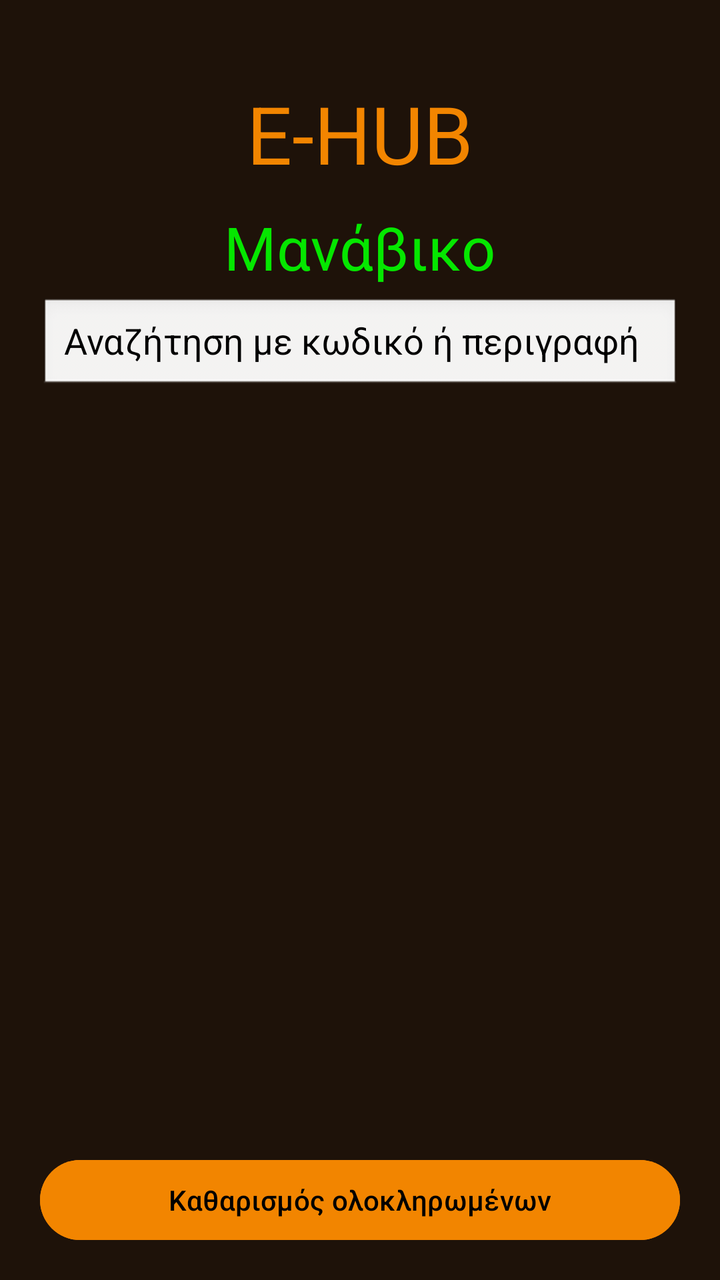
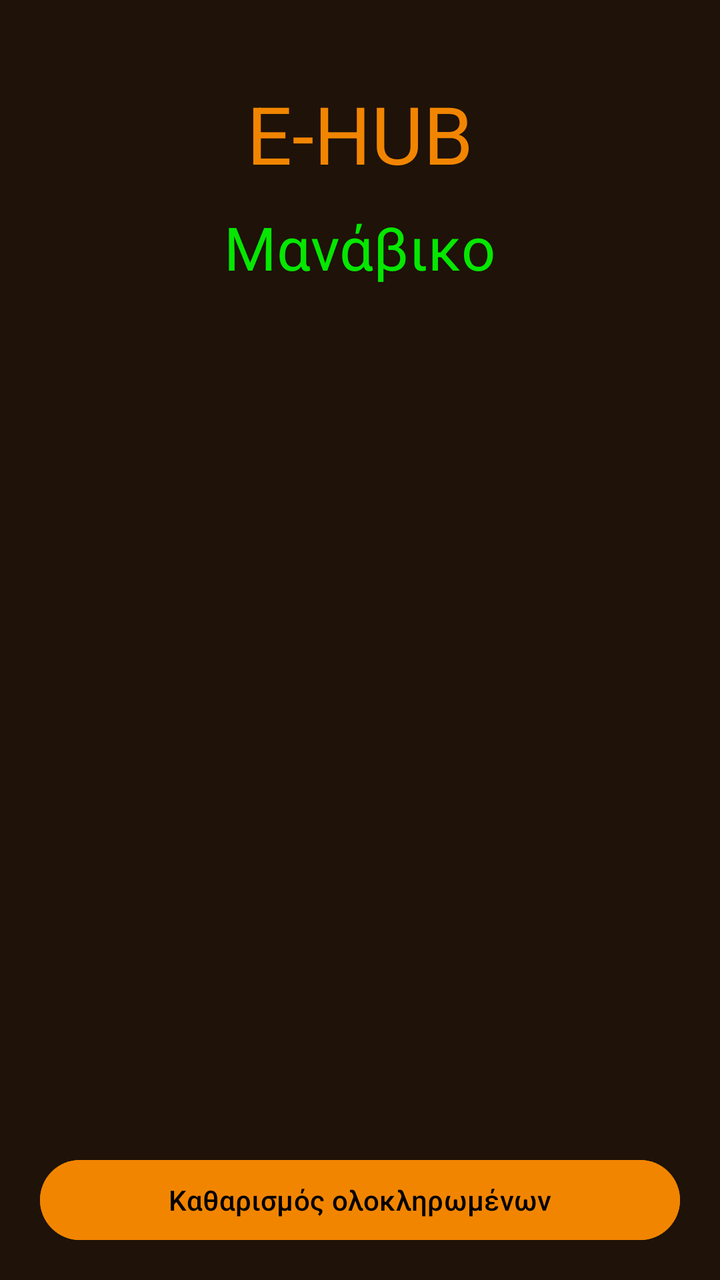

Two renders of the same Android screen: before a commit and after it. Below are the layout's source before the change and the commit's diff.
<!-- AndroidManifest.xml: application theme Theme.EHUB -->
<!-- res/layout/grocery.xml -->
<?xml version="1.0" encoding="utf-8"?>
<androidx.constraintlayout.widget.ConstraintLayout xmlns:android="http://schemas.android.com/apk/res/android"
    android:layout_width="match_parent"
    android:layout_height="match_parent"
    xmlns:app="http://schemas.android.com/apk/res-auto"
    android:background="@color/brown">


    <TextView
        android:id="@+id/titleText"
        android:layout_width="wrap_content"
        android:layout_height="wrap_content"
        android:text="E-HUB"
        android:textColor="@color/orange"
        app:layout_constraintEnd_toEndOf="parent"
        app:layout_constraintStart_toStartOf="parent"
        app:layout_constraintTop_toTopOf="parent"
        android:textSize="40sp"
        android:layout_marginTop="40sp"/>

    <TextView
        android:id="@+id/groceryTitle"
        android:layout_width="wrap_content"
        android:layout_height="wrap_content"
        android:text="Μανάβικο"
        android:textSize="30sp"
        android:textColor="@color/sportygreen"
        app:layout_constraintTop_toBottomOf="@+id/titleText"
        app:layout_constraintStart_toStartOf="parent"
        app:layout_constraintEnd_toEndOf="parent"
        android:layout_marginTop="10dp"/>

    <EditText
        android:id="@+id/grocerySearch"
        android:layout_width="0dp"
        android:layout_height="48dp"
        android:hint="Αναζήτηση με κωδικό ή περιγραφή "
        android:inputType="text"
        android:singleLine="true"
        android:paddingStart="12dp"
        android:paddingEnd="12dp"
        android:background="@android:drawable/edit_text"
        android:textColor="@color/black"
        android:textColorHint="@color/black"
        android:layout_marginStart="20dp"
        android:layout_marginEnd="20dp"
        android:layout_marginTop="5dp"
        app:layout_constraintTop_toBottomOf="@id/groceryTitle"
        app:layout_constraintStart_toStartOf="parent"
        app:layout_constraintEnd_toEndOf="parent" />

    <ScrollView
        android:id="@+id/groceryRequestScroll"
        android:layout_width="0dp"
        android:layout_height="wrap_content"
        android:fillViewport="true"
        android:visibility="gone"
        android:background="@android:color/white"
        android:elevation="8dp"
        android:layout_marginStart="20dp"
        android:layout_marginEnd="20dp"
        app:layout_constraintTop_toBottomOf="@id/grocerySearch"

        app:layout_constraintStart_toStartOf="parent"
        app:layout_constraintEnd_toEndOf="parent">

        <LinearLayout
            android:id="@+id/groceryRequestList"
            android:layout_width="match_parent"
            android:layout_height="wrap_content"
            android:orientation="vertical"
            android:padding="12dp" />

    </ScrollView>

    <Button
        android:id="@+id/clearCompletedButton"
        android:layout_width="0dp"
        android:layout_height="wrap_content"
        android:text="Καθαρισμός ολοκληρωμένων"
        android:textColor="@color/black"
        android:backgroundTint="@color/orange"
        android:layout_marginStart="20dp"
        android:layout_marginEnd="20dp"
        android:layout_marginBottom="16dp"
        app:layout_constraintBottom_toBottomOf="parent"
        app:layout_constraintStart_toStartOf="parent"
        app:layout_constraintEnd_toEndOf="parent" />




</androidx.constraintlayout.widget.ConstraintLayout>
<!-- resources referenced by this layout -->
<resources>
  <color name="black">#FF000000</color>
  <color name="brown">#1E1209</color>
  <color name="orange">#F28500</color>
  <color name="sportygreen">#05E700</color>
  <style name="Theme.EHUB" parent="Base.Theme.EHUB" />
  <style name="Base.Theme.EHUB" parent="Theme.Material3.DayNight.NoActionBar">
          
          
      </style>
</resources>

<!-- the commit's change to res/layout/grocery.xml (unified diff, before → after) -->
@@ -47,7 +47,8 @@
         android:layout_marginTop="5dp"
         app:layout_constraintTop_toBottomOf="@id/groceryTitle"
         app:layout_constraintStart_toStartOf="parent"
-        app:layout_constraintEnd_toEndOf="parent" />
+        app:layout_constraintEnd_toEndOf="parent"
+        android:visibility="gone"/>
 
     <ScrollView
         android:id="@+id/groceryRequestScroll"
